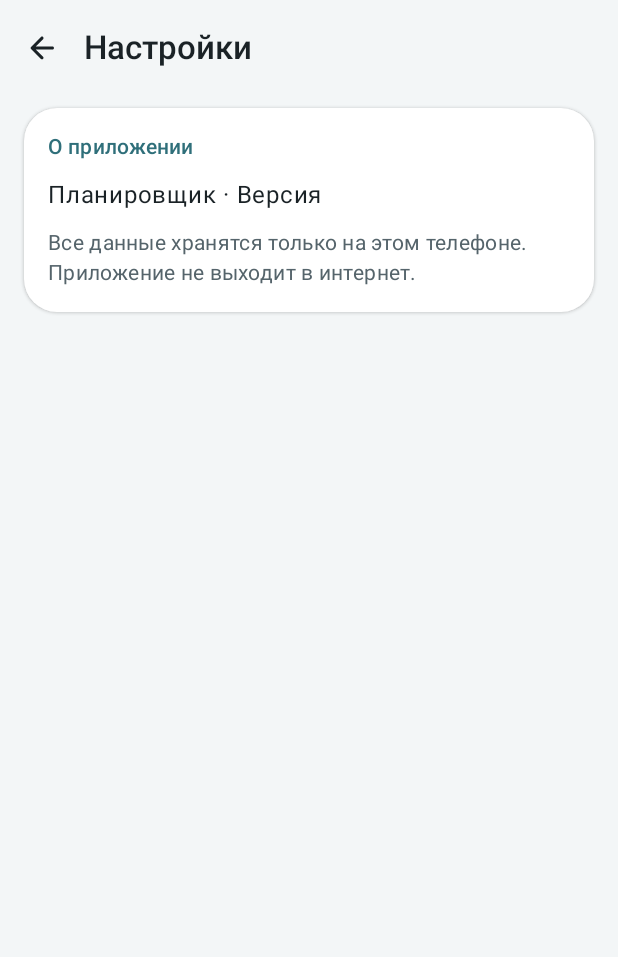
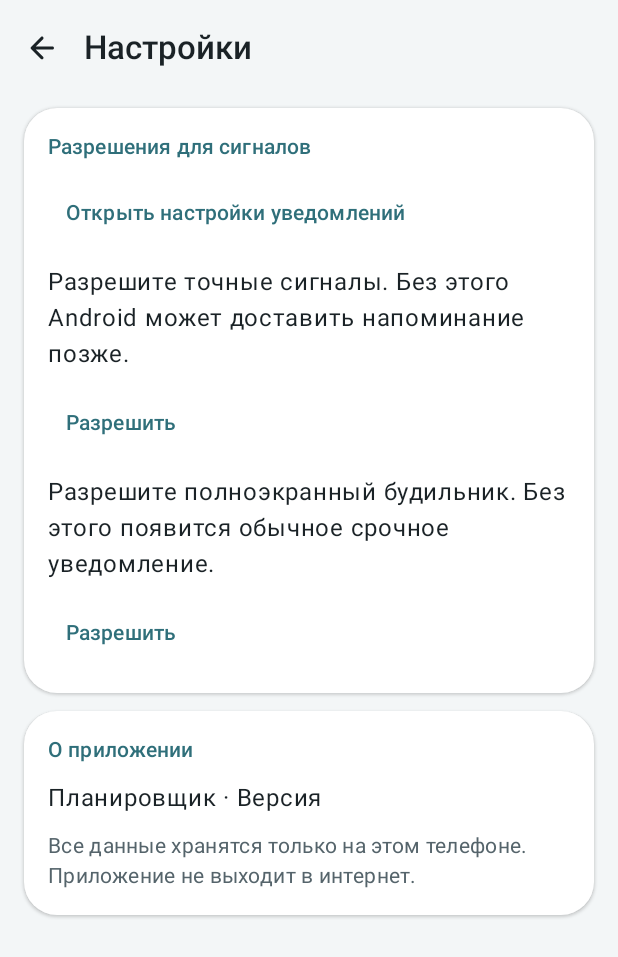
Before and after one commit to Vano3667/scheduler_app, an Android app built with Jetpack Compose: the SettingsScreen screen opened through its navigation route, on a phone screen of 412 x 824 dp. Shown: the top 957 px of the screen. Run offline under Robolectric (Android 15) with nearby library versions, the phone set to English and light mode, and no system bars; our stand-ins replace Room's generated code.

Commit message:
Этап 5: сигналы начала и окончания, будильник и восстановление расписания

```diff
--- a/app/src/main/java/ru/dayplanner/app/signals/SignalScheduler.kt
+++ b/app/src/main/java/ru/dayplanner/app/signals/SignalScheduler.kt
@@ -1,10 +1,41 @@
 package ru.dayplanner.app.signals
 
-import android.content.Context
+import android.app.*
+import android.content.*
+import android.net.Uri
+import android.os.Build
+import android.util.Log
+import kotlinx.coroutines.Dispatchers
+import kotlinx.coroutines.sync.Mutex
+import kotlinx.coroutines.sync.withLock
+import kotlinx.coroutines.withContext
+import ru.dayplanner.app.MainActivity
+import ru.dayplanner.app.container
+import ru.dayplanner.app.domain.*
+import java.time.*
 
-/** Планировщик сигналов. Полная реализация появится на этапе «Сигналы». */
 object SignalScheduler {
-    fun requestReschedule(context: Context) {
-        // пока сигналы не реализованы
-    }
+    private val lock=Mutex()
+    fun requestReschedule(context:Context) { val app=context.applicationContext; app.container.launch { refresh(app) } }
+    fun exact(c:Context)=Build.VERSION.SDK_INT<31 || c.getSystemService(AlarmManager::class.java).canScheduleExactAlarms()
+    private fun intent(c:Context,key:String)=Intent(c,SignalReceiver::class.java).setData(Uri.parse("planner-signal://local/$key"))
+    suspend fun refresh(c:Context)=withContext(Dispatchers.IO) { lock.withLock {
+        val am=c.getSystemService(AlarmManager::class.java);val prefs=c.getSharedPreferences("armed",0)
+        val previous=prefs.getStringSet("keys",emptySet()).orEmpty().toSet();val armed=mutableSetOf<String>();val data=c.container.repository.snapshot();val zone=ZoneId.systemDefault();val now=LocalDateTime.now(zone)
+        for(t in data.tasks) for(kind in SignalKind.entries){
+            val next=Schedule.nextSignal(t,kind,now,data.skipped,data.completions,horizonDays=maxOf(400L,t.startDay-now.toLocalDate().toEpochDay()+data.skipped.size+data.completions.size+8L).coerceAtMost(Int.MAX_VALUE.toLong()).toInt()) ?: continue
+            val time=next.atZone(zone).toInstant().toEpochMilli();if(time<=System.currentTimeMillis()) continue
+            val key="${t.id}/${kind.name}"; val i=intent(c,key).putExtra("day",next.toLocalDate().toEpochDay()).putExtra("at",time)
+            val p=PendingIntent.getBroadcast(c,0,i,PendingIntent.FLAG_UPDATE_CURRENT or PendingIntent.FLAG_IMMUTABLE)
+            try { if(!exact(c)) am.setAndAllowWhileIdle(AlarmManager.RTC_WAKEUP,time,p) else if(t.signalType==SignalType.ALARM){ val show=PendingIntent.getActivity(c,0,Intent(c,MainActivity::class.java),PendingIntent.FLAG_IMMUTABLE); am.setAlarmClock(AlarmManager.AlarmClockInfo(time,show),p) } else am.setExactAndAllowWhileIdle(AlarmManager.RTC_WAKEUP,time,p);armed+=key }
+            catch(e:SecurityException){am.setAndAllowWhileIdle(AlarmManager.RTC_WAKEUP,time,p); armed+=key}
+        }
+        for(key in previous-armed){PendingIntent.getBroadcast(c,0,intent(c,key),PendingIntent.FLAG_NO_CREATE or PendingIntent.FLAG_IMMUTABLE)?.let { am.cancel(it);it.cancel() }}
+        prefs.edit().putStringSet("keys",armed).commit();Unit
+    } }
 }
+
+class ResetReceiver:BroadcastReceiver(){ override fun onReceive(c:Context,i:Intent){val pending=goAsync();val app=c.applicationContext;app.container.launch { try { SignalScheduler.refresh(app);ru.dayplanner.app.widget.WidgetUpdater.requestUpdate(app) } finally {pending.finish()} } } }
+class SignalReceiver:BroadcastReceiver(){ override fun onReceive(c:Context,i:Intent){val segments=i.data?.pathSegments ?: return;val id=segments.getOrNull(0)?.toLongOrNull() ?: return;val kind=runCatching {SignalKind.valueOf(segments[1])}.getOrNull() ?: return;val day=i.getLongExtra("day",Long.MIN_VALUE);val at=i.getLongExtra("at",0);val app=c.applicationContext;val pending=goAsync()
+    app.container.launch { try { val data=app.container.repository.snapshot();val t=data.tasks.firstOrNull{it.id==id};if(t!=null&&Schedule.occursOn(t,day,data.skipped)&&DayKey(id,day) !in data.completions && day==LocalDate.now().toEpochDay()){val m=Schedule.signalMinutes(t,kind);if(m!=null && LocalDate.ofEpochDay(day).atTime(m/60,m%60).atZone(ZoneId.systemDefault()).toInstant().toEpochMilli()==at) Signals.deliver(app,t,kind)};SignalScheduler.refresh(app) } catch(e:Exception){Log.w("Planner","Не удалось обработать сигнал",e)} finally {pending.finish()} }
+} }
--- a/app/src/main/java/ru/dayplanner/app/ui/settings/SettingsPermissions.kt
+++ b/app/src/main/java/ru/dayplanner/app/ui/settings/SettingsPermissions.kt
@@ -1,8 +1,30 @@
 package ru.dayplanner.app.ui.settings
 
-import androidx.compose.runtime.Composable
+import android.Manifest
+import android.app.NotificationManager
+import android.content.Intent
+import android.net.Uri
+import android.os.Build
+import android.provider.Settings
+import androidx.activity.compose.rememberLauncherForActivityResult
+import androidx.activity.result.contract.ActivityResultContracts
+import androidx.compose.material3.*
+import androidx.compose.runtime.*
+import androidx.compose.ui.platform.LocalContext
+import androidx.compose.ui.res.stringResource
+import androidx.lifecycle.Lifecycle
+import androidx.lifecycle.compose.LifecycleEventEffect
+import ru.dayplanner.app.R
+import ru.dayplanner.app.signals.*
+import ru.dayplanner.app.ui.components.SectionCard
 
-/** Состояние разрешений для сигналов. Появится на этапе «Сигналы». */
 @Composable
-fun PermissionsSection() {
+fun PermissionsSection(alarm:Boolean=true){val c=LocalContext.current;val nm=c.getSystemService(NotificationManager::class.java);var revision by remember {mutableIntStateOf(0)};val notify=rememberLauncherForActivityResult(ActivityResultContracts.RequestPermission()){revision++};LifecycleEventEffect(Lifecycle.Event.ON_RESUME){revision++;SignalScheduler.requestReschedule(c)};val uri=Uri.fromParts("package",c.packageName,null)
+    key(revision){SectionCard(title=stringResource(R.string.signal_permissions)){
+        if(!nm.areNotificationsEnabled()){Text(stringResource(R.string.need_notice));if(Build.VERSION.SDK_INT>=33)TextButton(onClick={notify.launch(Manifest.permission.POST_NOTIFICATIONS)}){Text(stringResource(R.string.grant))}}
+        TextButton(onClick={runCatching{c.startActivity(Intent(Settings.ACTION_APP_NOTIFICATION_SETTINGS).putExtra(Settings.EXTRA_APP_PACKAGE,c.packageName))}}){Text(stringResource(R.string.system_notice))}
+        if(Build.VERSION.SDK_INT>=31&&!SignalScheduler.exact(c)){Text(stringResource(R.string.need_exact));TextButton(onClick={runCatching{c.startActivity(Intent(Settings.ACTION_REQUEST_SCHEDULE_EXACT_ALARM,uri))}}){Text(stringResource(R.string.grant))}}
+        if(alarm && Build.VERSION.SDK_INT>=34 && !Signals.full(c)){Text(stringResource(R.string.need_full));TextButton(onClick={runCatching{c.startActivity(Intent(Settings.ACTION_MANAGE_APP_USE_FULL_SCREEN_INTENT,uri))}}){Text(stringResource(R.string.grant))}}
+        if(nm.areNotificationsEnabled()&&SignalScheduler.exact(c)&&(!alarm||Signals.full(c))) Text(stringResource(R.string.signals_ok))
+    }}
 }
--- /dev/null
+++ b/app/src/main/res/values/strings_signals.xml
@@ -0,0 +1 @@
+<resources><string name="signal_permissions">Разрешения для сигналов</string><string name="need_notice">Разрешите уведомления, чтобы получать напоминания, когда планировщик закрыт.</string><string name="need_exact">Разрешите точные сигналы. Без этого Android может доставить напоминание позже.</string><string name="need_full">Разрешите полноэкранный будильник. Без этого появится обычное срочное уведомление.</string><string name="grant">Разрешить</string><string name="signals_ok">Все необходимые разрешения выданы</string><string name="system_notice">Открыть настройки уведомлений</string><string name="ring_stop">Выключить</string><string name="ring_channel">Будильник</string><string name="notice_channel">Напоминания о делах</string><string name="ring_service_channel">Звонящий будильник</string></resources>
```
Also changed, not shown: app/src/main/AndroidManifest.xml (+14 -32 lines), app/src/main/java/ru/dayplanner/app/signals/Ring.kt (added, +54 -0 lines), app/src/main/java/ru/dayplanner/app/ui/editor/EditorSignals.kt (+16 -1 lines).
